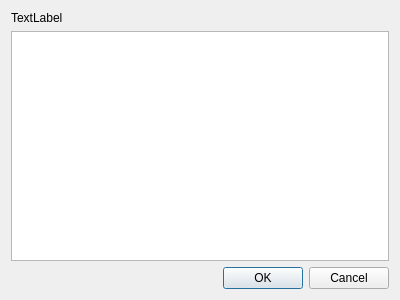
flacon/flacon, file gui/cuediskselectdialog/cuediskselectdialog.ui: the form before one commit.
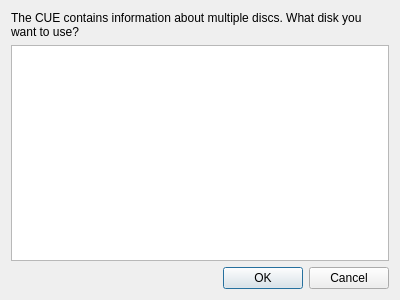
The form after the commit.

```diff
--- a/gui/cuediskselectdialog/cuediskselectdialog.ui
+++ b/gui/cuediskselectdialog/cuediskselectdialog.ui
@@ -17,7 +17,10 @@
    <item>
     <widget class="QLabel" name="text">
      <property name="text">
-      <string>TextLabel</string>
+      <string>The CUE contains information about multiple discs. What disk you want to use?</string>
+     </property>
+     <property name="wordWrap">
+      <bool>true</bool>
      </property>
     </widget>
    </item>
```
